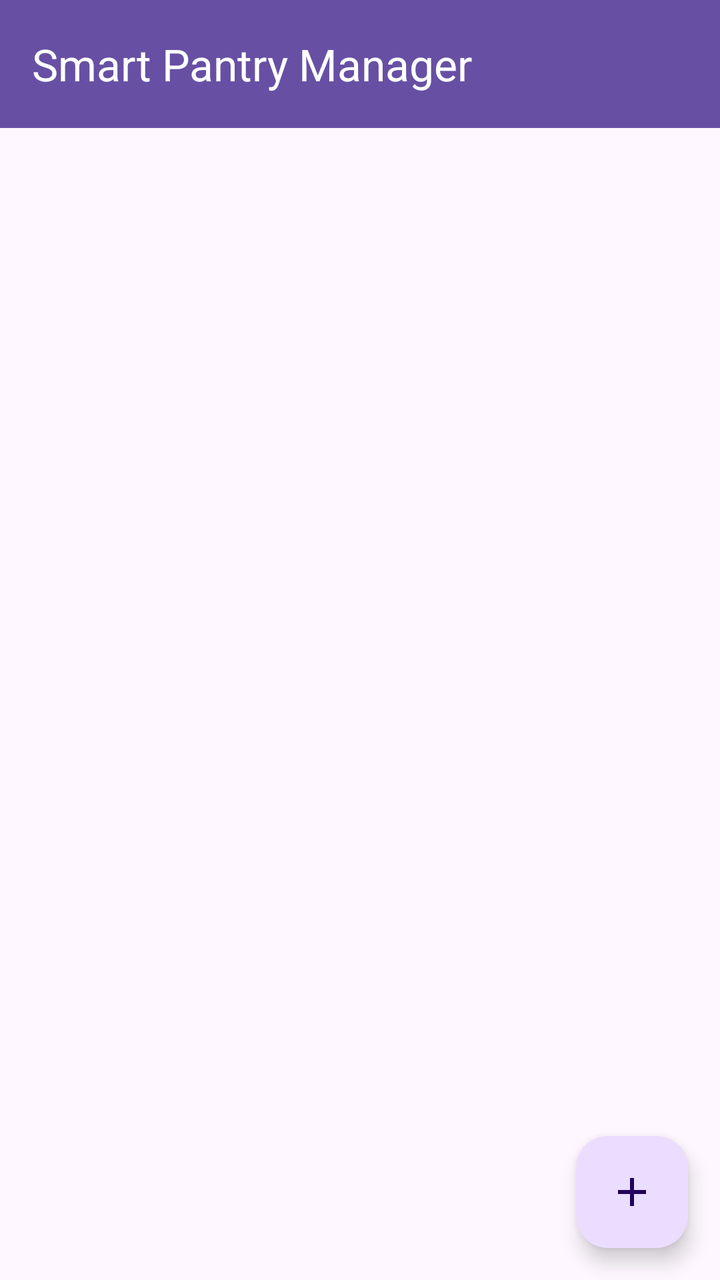
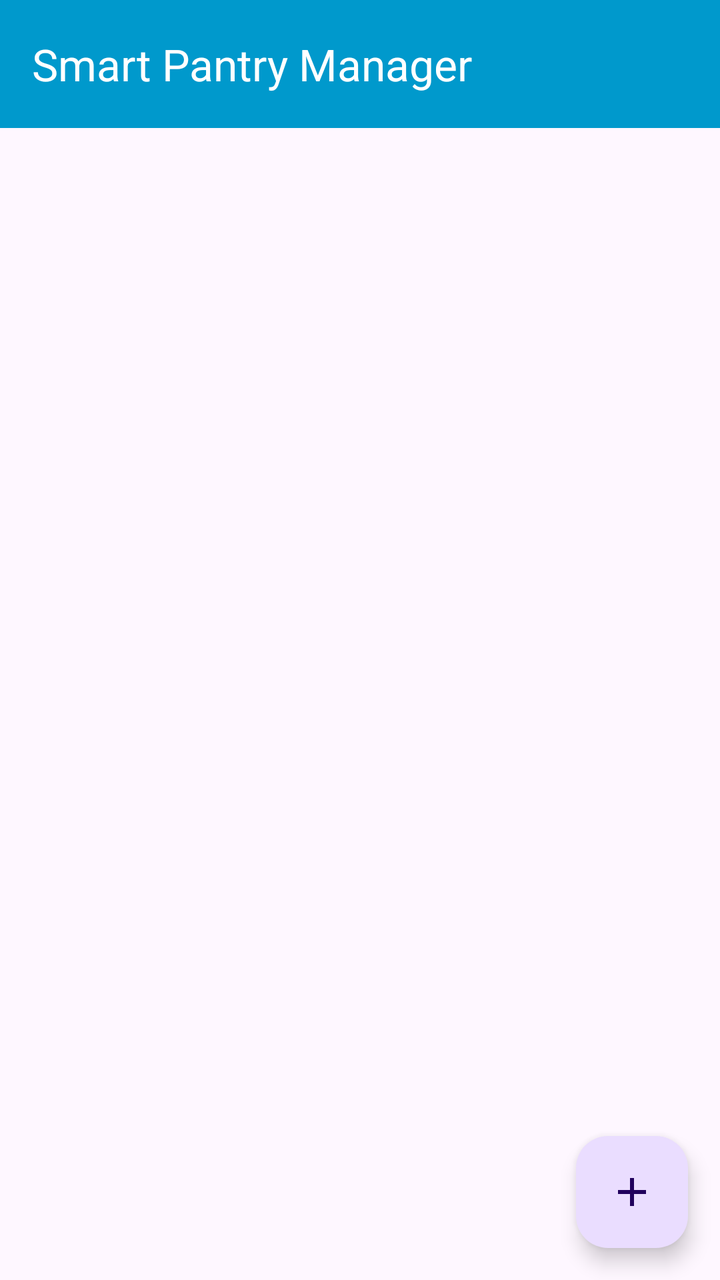

The first picture is an Android layout as it rendered before a commit; the second is the same layout after the commit. The layout source and the unified diff follow.
<!-- AndroidManifest.xml: application theme Theme.SmartPantryManager -->
<!-- res/layout/activity_main.xml -->
<?xml version="1.0" encoding="utf-8"?>
<LinearLayout xmlns:android="http://schemas.android.com/apk/res/android"
    xmlns:app="http://schemas.android.com/apk/res-auto"
    android:layout_width="match_parent"
    android:layout_height="match_parent"
    android:orientation="vertical">

    <com.google.android.material.appbar.MaterialToolbar
        android:id="@+id/toolbar"
        android:layout_width="match_parent"
        android:layout_height="?attr/actionBarSize"
        android:background="?attr/colorPrimary"
        app:title="Smart Pantry Manager"
        app:titleTextColor="@android:color/white" />

    <androidx.coordinatorlayout.widget.CoordinatorLayout
        android:layout_width="match_parent"
        android:layout_height="match_parent">

        <androidx.recyclerview.widget.RecyclerView
            android:id="@+id/recyclerView"
            android:layout_width="match_parent"
            android:layout_height="match_parent"
            android:paddingBottom="80dp"
            android:clipToPadding="false" />

        <com.google.android.material.floatingactionbutton.FloatingActionButton
            android:id="@+id/fabAdd"
            android:layout_width="wrap_content"
            android:layout_height="wrap_content"
            android:layout_gravity="bottom|end"
            android:layout_margin="16dp"
            android:contentDescription="@string/add_item"
            app:srcCompat="@drawable/ic_add" />

        <TextView
            android:id="@+id/textEmpty"
            android:layout_width="wrap_content"
            android:layout_height="wrap_content"
            android:layout_gravity="center"
            android:text="@string/no_items_yet"
            android:textSize="16sp"
            android:visibility="gone" />

    </androidx.coordinatorlayout.widget.CoordinatorLayout>

</LinearLayout>
<!-- resources referenced by this layout -->
<resources>
  <!-- drawable ic_add (drawable) -->
  <vector xmlns:android="http://schemas.android.com/apk/res/android" android:height="24dp" android:tint="#000000" android:viewportHeight="24" android:viewportWidth="24" android:width="24dp">
        
      <path android:fillColor="@android:color/white" android:pathData="M19,13h-6v6h-2v-6H5v-2h6V5h2v6h6v2z"/>
      
  </vector>
  <string name="add_item">Add item</string>
  <string name="no_items_yet">No items yet. Tap + to add.</string>
  <style name="Theme.SmartPantryManager" parent="Base.Theme.SmartPantryManager" />
  <style name="Base.Theme.SmartPantryManager" parent="Theme.Material3.DayNight.NoActionBar">
          
          
      </style>
</resources>

<!-- the commit's change to res/layout/activity_main.xml (unified diff, before → after) -->
@@ -9,7 +9,7 @@
         android:id="@+id/toolbar"
         android:layout_width="match_parent"
         android:layout_height="?attr/actionBarSize"
-        android:background="?attr/colorPrimary"
+        android:background="@android:color/holo_blue_dark"
         app:title="Smart Pantry Manager"
         app:titleTextColor="@android:color/white" />
 
